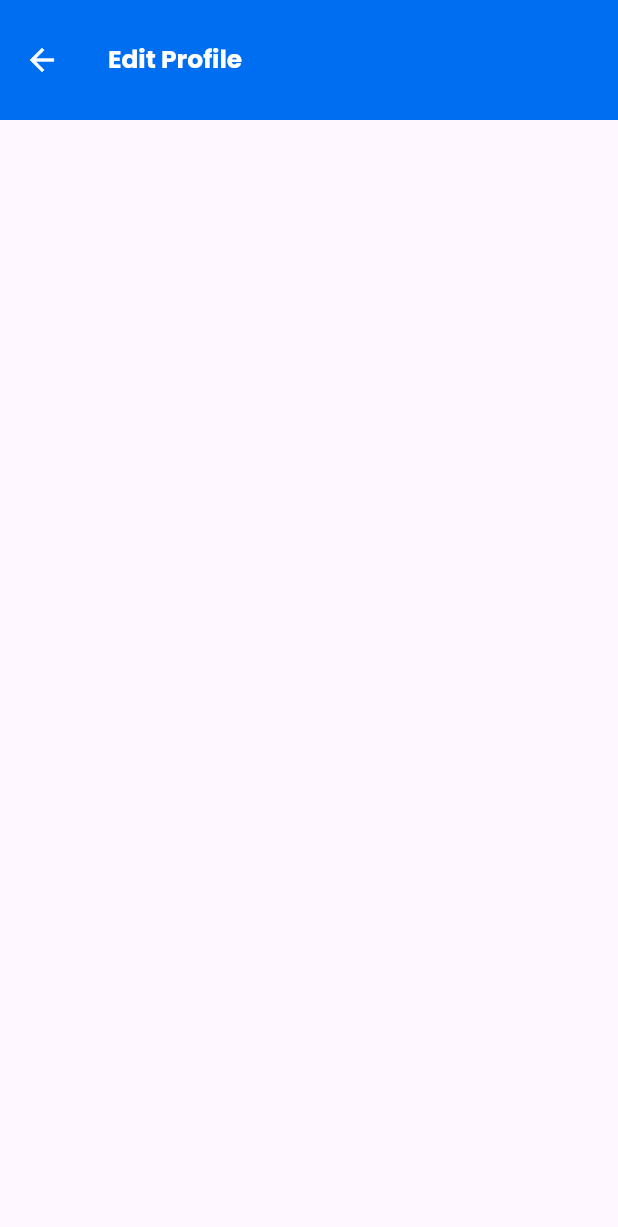
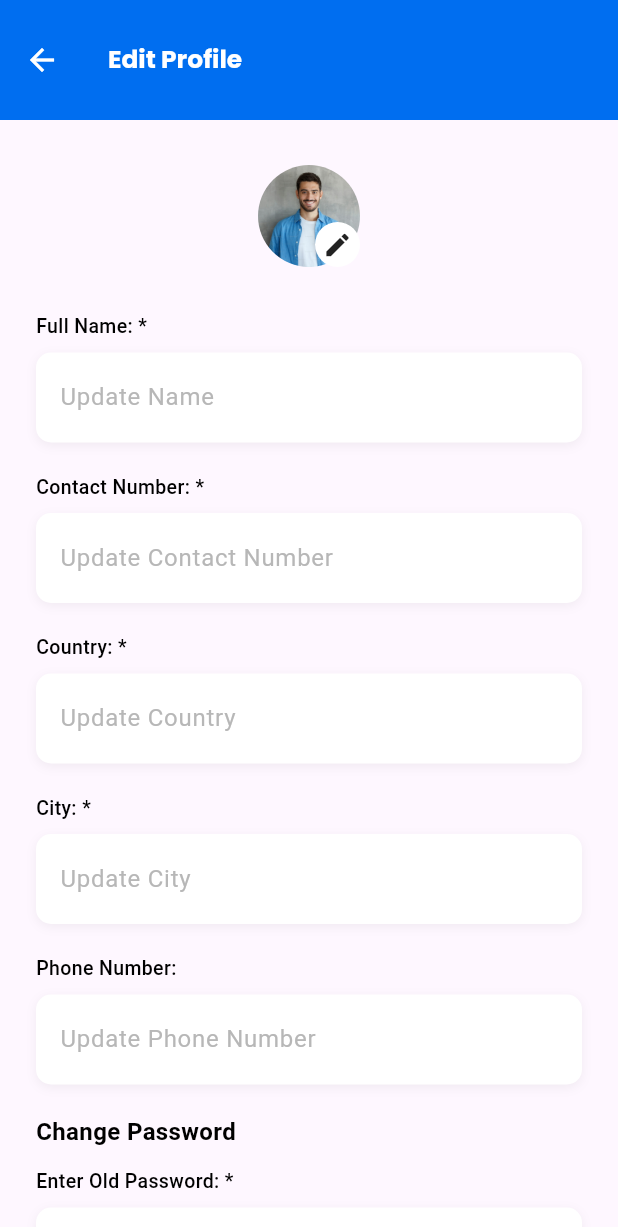
Before and after one commit to Dev-Ninjas-Backup/diaz1234567890, a Flutter app: the EditProfileScreen screen opened by its route, on a phone screen of 412 x 824 dp. Shown: the top 1227 px of the screen. Run offline on Flutter 3.47's test engine with Material 3 defaults, Android fonts, the phone set to English and light mode, and no system bars; our stand-ins replace flutter_easyloading, flutter_screenutil, get, google_fonts, image_picker.

Commit message:
Edit Profile done.

```diff
--- /dev/null
+++ b/lib/features/profile/edit_profile/controller/edit_profile_controller.dart
@@ -0,0 +1,22 @@
+import 'dart:io';
+import 'package:get/get.dart';
+import 'package:image_picker/image_picker.dart';
+
+class EditProfileController extends GetxController {
+  final Rx<File?> selectedImage = Rx<File?>(null);
+  final ImagePicker _picker = ImagePicker();
+
+  Future<void> pickImage() async {
+    try {
+      final XFile? pickedFile = await _picker.pickImage(
+        source: ImageSource.gallery,
+        imageQuality: 80,
+      );
+      if (pickedFile != null) {
+        selectedImage.value = File(pickedFile.path);
+      }
+    } catch (e) {
+      Get.snackbar('Error', 'Failed to pick image: $e');
+    }
+  }
+}
--- a/lib/features/profile/edit_profile/screen/edit_profile_screen.dart
+++ b/lib/features/profile/edit_profile/screen/edit_profile_screen.dart
@@ -1,11 +1,122 @@
+import 'dart:io';
 import 'package:diaz1234567890/core/common/widget/custom_app_bar.dart';
+import 'package:diaz1234567890/core/common/widget/custom_button.dart';
+import 'package:diaz1234567890/core/utils/constants/image_path.dart';
+import 'package:diaz1234567890/features/profile/edit_profile/controller/edit_profile_controller.dart';
+import 'package:diaz1234567890/features/profile/edit_profile/widget/edit_fields_widget.dart';
 import 'package:flutter/material.dart';
+import 'package:get/get.dart';
 
 class EditProfileScreen extends StatelessWidget {
   const EditProfileScreen({super.key});
 
   @override
   Widget build(BuildContext context) {
-    return Scaffold(appBar: CustomAppBar(title: 'Edit Profile'));
+    final EditProfileController controller = Get.put(EditProfileController());
+
+    return Scaffold(
+      appBar: CustomAppBar(title: 'Edit Profile'),
+      body: SingleChildScrollView(
+        child: Padding(
+          padding: const EdgeInsets.fromLTRB(24, 30, 24, 30),
+          child: Column(
+            crossAxisAlignment: CrossAxisAlignment.start,
+            children: [
+              Center(
+                child: Stack(
+                  alignment: Alignment.topCenter,
+                  children: [
+                    Obx(() {
+                      final File? imageFile = controller.selectedImage.value;
+                      return ClipRRect(
+                        borderRadius: BorderRadius.circular(100),
+                        child: imageFile != null
+                            ? Image.file(
+                                imageFile,
+                                height: 68,
+                                width: 68,
+                                fit: BoxFit.cover,
+                              )
+                            : Image.asset(
+                                Imagepath.user,
+                                height: 68,
+                                width: 68,
+                                fit: BoxFit.cover,
+                              ),
+                      );
+                    }),
+                    Positioned(
+                      bottom: 0,
+                      right: 0,
+                      child: GestureDetector(
+                        onTap: controller.pickImage,
+                        child: Container(
+                          height: 30,
+                          width: 30,
+                          decoration: const BoxDecoration(
+                            color: Colors.white,
+                            shape: BoxShape.circle,
+                          ),
+                          child: const Center(
+                            child: Icon(Icons.edit, size: 20),
+                          ),
+                        ),
+                      ),
+                    ),
+                  ],
+                ),
+              ),
+              const SizedBox(height: 30),
+              const EditFieldsWidget(
+                title: 'Full Name: *',
+                hint: 'Update Name',
+              ),
+              const EditFieldsWidget(
+                title: 'Contact Number: *',
+                hint: 'Update Contact Number',
+              ),
+              const EditFieldsWidget(
+                title: 'Country: *',
+                hint: 'Update Country',
+              ),
+              const EditFieldsWidget(title: 'City: *', hint: 'Update City'),
+              const EditFieldsWidget(
+                title: 'Phone Number:',
+                hint: 'Update Phone Number',
+              ),
+              const Text(
+                'Change Password',
+                style: TextStyle(
+                  fontSize: 16,
+                  color: Colors.black,
+                  fontWeight: FontWeight.w700,
+                ),
+              ),
+              const SizedBox(height: 12),
+              const EditFieldsWidget(
+                title: 'Enter Old Password: *',
+                hint: '********',
+              ),
+              const EditFieldsWidget(
+                title: 'Enter New Password: *',
+                hint: '********',
+              ),
+              const EditFieldsWidget(
+                title: 'Enter Confirm Password: *',
+                hint: '********',
+              ),
+              const SizedBox(height: 10),
+              CustomButton(
+                label: 'Save Change',
+                onPressed: () {
+                  Get.snackbar('Success', 'Saved Changes');
+                  Get.offAllNamed('/profileScreen');
+                },
+              ),
+            ],
+          ),
+        ),
+      ),
+    );
   }
 }
--- /dev/null
+++ b/lib/features/profile/edit_profile/widget/edit_fields_widget.dart
@@ -0,0 +1,51 @@
+import 'package:diaz1234567890/core/utils/constants/app_colors.dart';
+import 'package:flutter/material.dart';
+
+class EditFieldsWidget extends StatelessWidget {
+  final String title;
+  final String hint;
+  const EditFieldsWidget({super.key, required this.title, required this.hint});
+
+  @override
+  Widget build(BuildContext context) {
+    return Column(
+      crossAxisAlignment: CrossAxisAlignment.start,
+      children: [
+        Text(
+          title,
+          style: TextStyle(
+            color: Colors.black,
+            fontSize: 13,
+            fontWeight: FontWeight.w500,
+          ),
+        ),
+        Container(
+          margin: EdgeInsets.only(bottom: 20, top: 8),
+          padding: const EdgeInsets.symmetric(horizontal: 16, vertical: 4),
+          decoration: BoxDecoration(
+            color: Colors.white,
+            borderRadius: BorderRadius.circular(10),
+            boxShadow: [
+              BoxShadow(
+                // ignore: deprecated_member_use
+                color: Colors.black.withOpacity(0.05),
+                blurRadius: 5,
+                offset: const Offset(0, 2),
+              ),
+            ],
+          ),
+          child: TextField(
+            style: const TextStyle(color: Colors.black),
+            decoration: InputDecoration(
+              hintText: hint,
+              hintStyle: TextStyle(color: AppColors.subTitle),
+              border: InputBorder.none,
+              isDense: true,
+              contentPadding: const EdgeInsets.symmetric(vertical: 14),
+            ),
+          ),
+        ),
+      ],
+    );
+  }
+}
--- a/pubspec.yaml
+++ b/pubspec.yaml
@@ -39,6 +39,7 @@ dependencies:
   flutter_screenutil: ^5.9.3
   shared_preferences: ^2.5.3
   flutter_easyloading: ^3.0.5
+  image_picker: ^1.2.0
 
 dev_dependencies:
   flutter_test:
```
Also changed, not shown: pubspec.lock, 7 other files.
